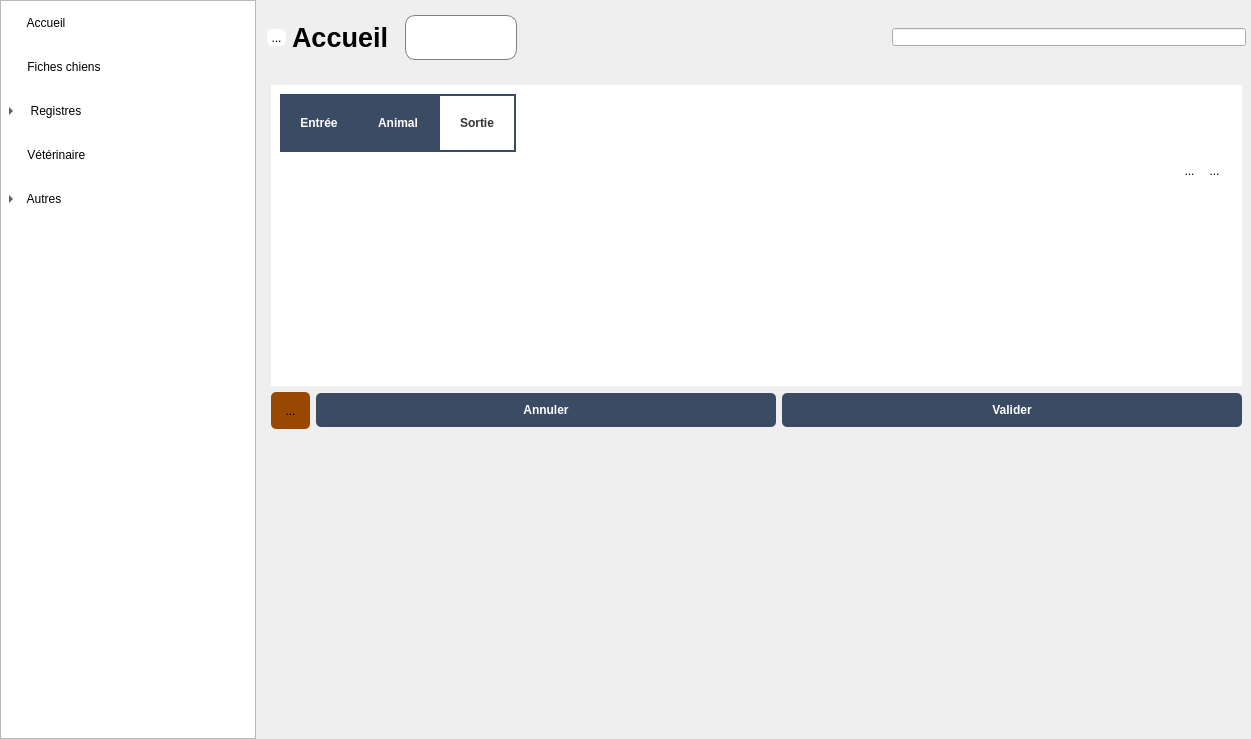
This is mainwindow.ui in ArtAuc/mkrescue as Qt 5 draws it before an edit. The edited form follows.
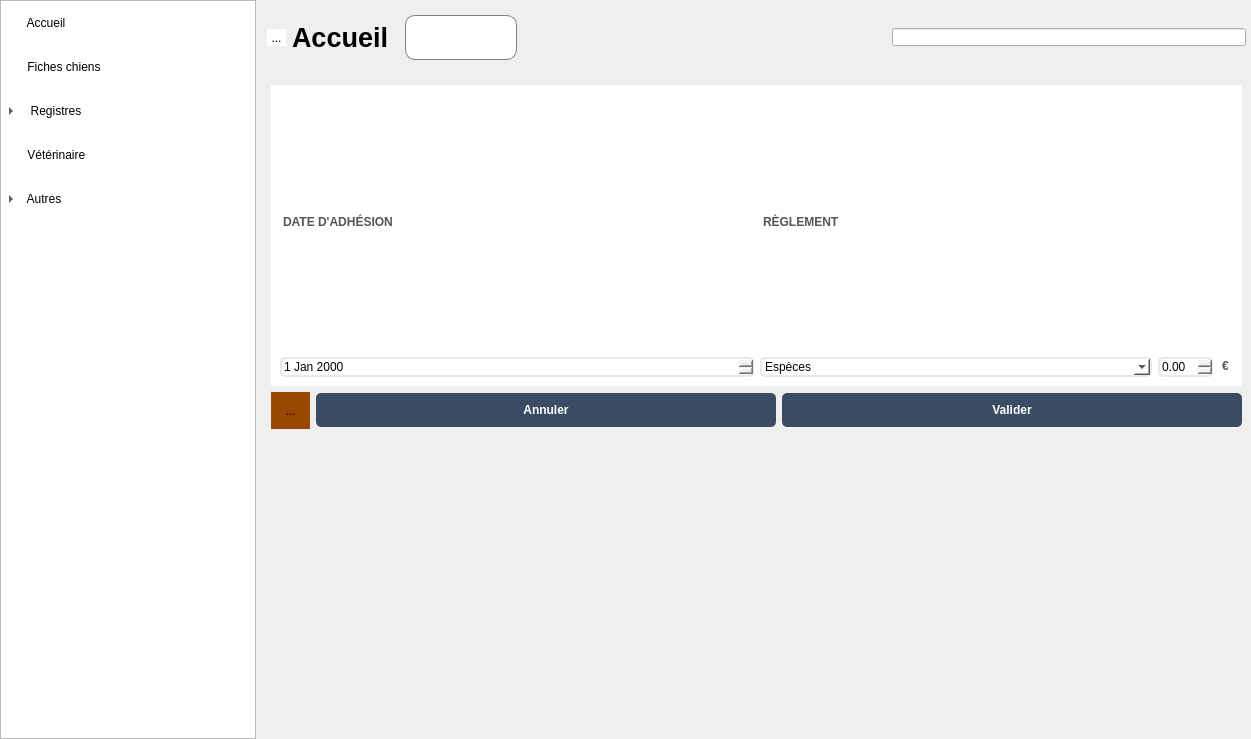
This is the edited form. The open tabs and pages were chosen to show the change. Icons and pictures are not drawn. Custom widgets are drawn as their Qt base class.

Commit message: View for editing new member's infos

What changed in the file:
```diff
--- a/mainwindow.ui
+++ b/mainwindow.ui
@@ -73,12 +73,12 @@
 	font-weight:bold;
 	color:white;
 	padding:10px;
-}
-
-QToolButton, QPushButton{
-	border:none;
 	border-radius:5px;
 }
+
+QToolButton, QPushButton{
+	border:none;
+}
 </string>
   </property>
   <widget class="QWidget" name="centralwidget">
@@ -640,9 +640,10 @@
 	qproperty-alignment: AlignBottom
 }
 
-QLineEdit, QDateTimeEdit, QComboBox {
+QLineEdit, QDateTimeEdit, QComboBox, QDoubleSpinBox {
 	border: 2px solid #e7e9ed;
 	border-radius: 5px;
+	font-weight:normal;
 }
 
 QComboBox {
@@ -1089,6 +1090,80 @@
               </item>
              </layout>
             </widget>
+            <widget class="QWidget" name="membersEditPage">
+             <layout class="QGridLayout" name="gridLayout_5">
+              <item row="0" column="0">
+               <layout class="QVBoxLayout" name="dateMemberaEditLayout">
+                <item>
+                 <widget class="QLabel" name="dateMemberaEditLabel">
+                  <property name="text">
+                   <string>DATE D'ADHÉSION</string>
+                  </property>
+                 </widget>
+                </item>
+                <item>
+                 <widget class="QDateEdit" name="dateMemberaEdit"/>
+                </item>
+               </layout>
+              </item>
+              <item row="0" column="1">
+               <layout class="QVBoxLayout" name="verticalLayout_11">
+                <item>
+                 <widget class="QLabel" name="typeMemberBoxLabel_2">
+                  <property name="text">
+                   <string>RÈGLEMENT</string>
+                  </property>
+                 </widget>
+                </item>
+                <item>
+                 <layout class="QHBoxLayout" name="horizontalLayout_3">
+                  <item>
+                   <widget class="QComboBox" name="typeMemberBox">
+                    <item>
+                     <property name="text">
+                      <string>Espèces</string>
+                     </property>
+                    </item>
+                    <item>
+                     <property name="text">
+                      <string>Chèque</string>
+                     </property>
+                    </item>
+                   </widget>
+                  </item>
+                  <item>
+                   <widget class="QDoubleSpinBox" name="amountMemberEdit">
+                    <property name="sizePolicy">
+                     <sizepolicy hsizetype="Fixed" vsizetype="Preferred">
+                      <horstretch>0</horstretch>
+                      <verstretch>0</verstretch>
+                     </sizepolicy>
+                    </property>
+                   </widget>
+                  </item>
+                  <item>
+                   <widget class="QLabel" name="typeMemberBoxLabel">
+                    <property name="sizePolicy">
+                     <sizepolicy hsizetype="Fixed" vsizetype="Fixed">
+                      <horstretch>0</horstretch>
+                      <verstretch>0</verstretch>
+                     </sizepolicy>
+                    </property>
+                    <property name="styleSheet">
+                     <string notr="true">qproperty-alignment: AlignCenter
+</string>
+                    </property>
+                    <property name="text">
+                     <string>€</string>
+                    </property>
+                   </widget>
+                  </item>
+                 </layout>
+                </item>
+               </layout>
+              </item>
+             </layout>
+            </widget>
            </widget>
           </item>
           <item>
```
Left out of the diff: 4 changed lines with no effect on the pictures. The commit also changes 6 other files.
